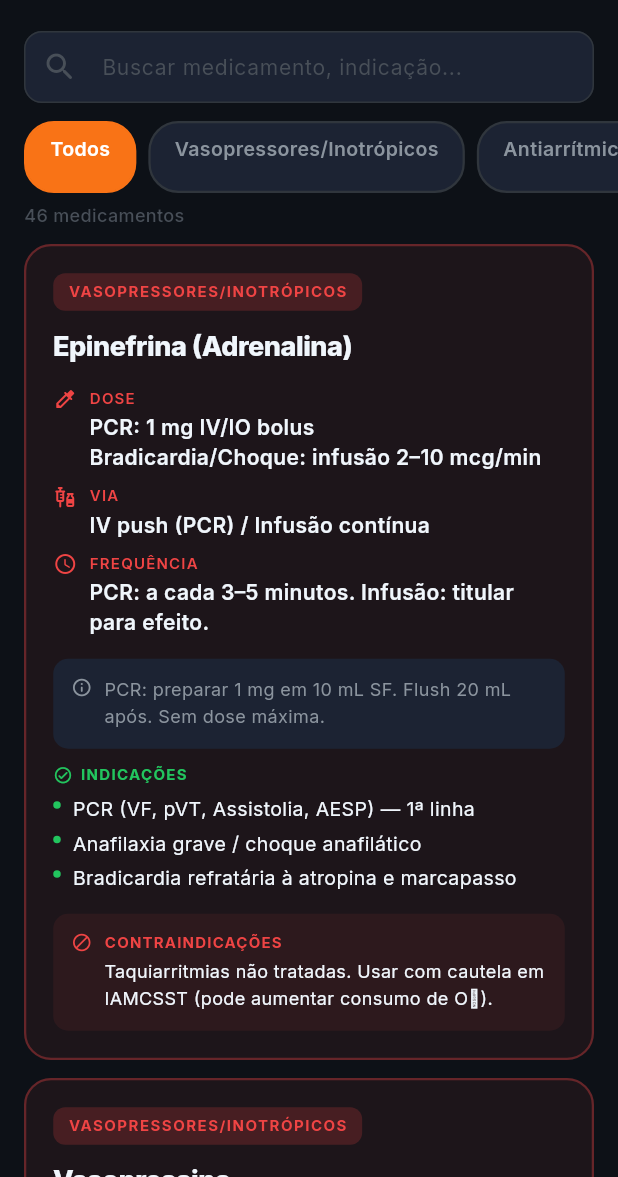
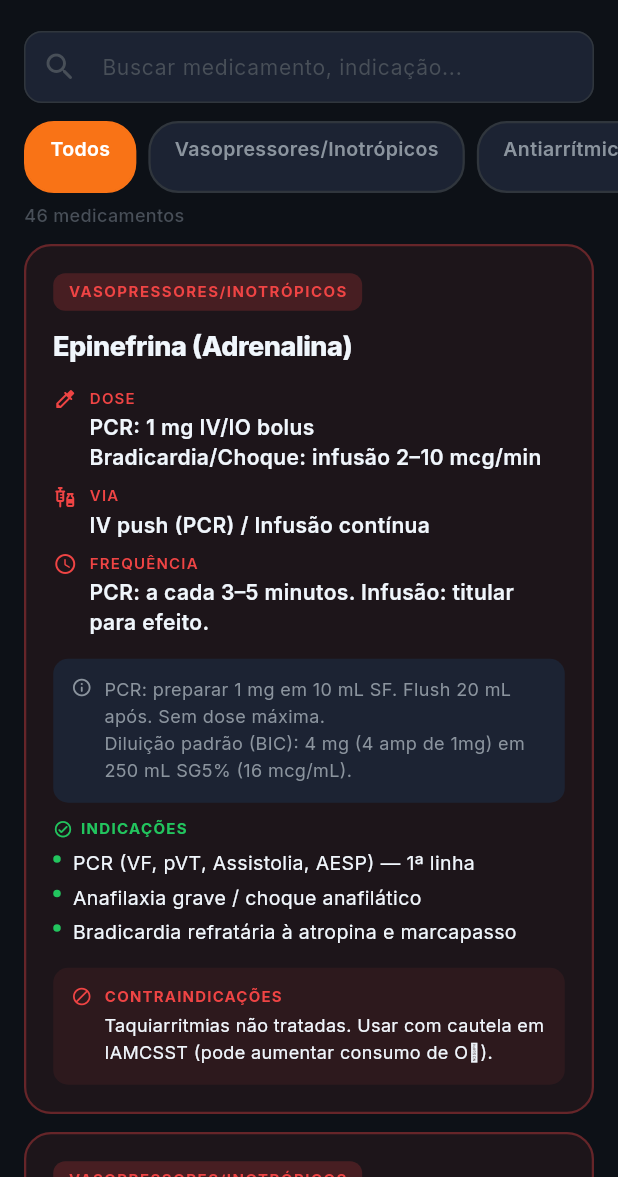
Before and after one commit to DANR0L/acls_guide, a Flutter app: the DrugsScreen screen opened by its route, on a phone screen of 412 x 824 dp, the part 59-1236 px from its top. Run offline on Flutter 3.47's test engine with Material 3 defaults, Android fonts, the phone set to English and light mode, and no system bars; drawn by our look-alikes of flutter_animate; our stand-ins replace audioplayers, flutter_riverpod, go_router, google_fonts, pdf, printing and 1 more.

Commit message:
feat: adicionar diluicoes padrao BIC para drogas infusao continua

```diff
--- a/Desktop/acls_guide_backup/acls_guide/lib/ui/screens/drugs_screen.dart
+++ b/Desktop/acls_guide_backup/acls_guide/lib/ui/screens/drugs_screen.dart
@@ -30,7 +30,7 @@ const _allDrugs = [
     dose: 'PCR: 1 mg IV/IO bolus\nBradicardia/Choque: infusão 2–10 mcg/min',
     route: 'IV push (PCR) / Infusão contínua',
     frequency: 'PCR: a cada 3–5 minutos. Infusão: titular para efeito.',
-    notes: 'PCR: preparar 1 mg em 10 mL SF. Flush 20 mL após. Sem dose máxima.',
+    notes: 'PCR: preparar 1 mg em 10 mL SF. Flush 20 mL após. Sem dose máxima.\nDiluição padrão (BIC): 4 mg (4 amp de 1mg) em 250 mL SG5% (16 mcg/mL).',
     color: '#EF4444',
     indications: [
       'PCR (VF, pVT, Assistolia, AESP) — 1ª linha',
@@ -61,7 +61,7 @@ const _allDrugs = [
     category: 'Vasopressores/Inotrópicos',
     dose: '0,1–1 mcg/kg/min (titular)',
     route: 'Infusão IV contínua — acesso central preferencial',
-    notes: 'Vasopressor de 1ª escolha no choque séptico. Titular para PAM ≥ 65 mmHg.',
+    notes: 'Vasopressor de 1ª escolha no choque séptico. Titular para PAM ≥ 65 mmHg.\nDiluição padrão (BIC): 16 mg (4 amp de 4mg) em 250 mL SG5% (64 mcg/mL).',
     color: '#EF4444',
     indications: [
       'Choque séptico',
@@ -77,7 +77,7 @@ const _allDrugs = [
     dose: '5–20 mcg/kg/min',
     route: 'Infusão IV contínua',
     notes:
-        '5–10 mcg/kg/min: inotrópico/cronotrópico (β1). >10 mcg/kg/min: vasoconstricção (α1).',
+        '5–10 mcg/kg/min: inotrópico/cronotrópico (β1). >10 mcg/kg/min: vasoconstricção (α1).\nDiluição padrão (BIC): 250 mg (5 amp de 50mg/10mL) em 200 mL SG5% (1 mg/mL).',
     color: '#EF4444',
     indications: [
       'Bradicardia sintomática refratária à Atropina (2ª linha — preferir MP)',
@@ -92,7 +92,7 @@ const _allDrugs = [
     dose: '2–20 mcg/kg/min',
     route: 'Infusão IV contínua',
     notes:
-        'Inotrópico positivo sem efeito vasopressor. Pode reduzir PA — associar vasopressor se necessário.',
+        'Inotrópico positivo sem efeito vasopressor. Pode reduzir PA — associar vasopressor se necessário.\nDiluição padrão (BIC): 250 mg (1 amp de 250mg/20mL) em 230 mL SG5% (1 mg/mL).',
     color: '#EF4444',
     indications: [
       'Choque cardiogênico com PA preservada (PAM >65)',
@@ -149,7 +149,7 @@ const _allDrugs = [
     frequency: 'Repetir a cada 5–10 min. Manutenção: 1–4 mg/min',
     maxDose: 'Máx 3 mg/kg total',
     notes:
-        'Alternativa à Amiodarona em FV/TV. Menor evidência de melhora de sobrevida a longo prazo.',
+        'Alternativa à Amiodarona em FV/TV. Menor evidência de melhora de sobrevida a longo prazo.\nDiluição padrão (BIC): 1 g (50 mL a 2%) em 200 mL SG5% (4 mg/mL).',
     color: '#A855F7',
     indications: [
       'VF / pVT refratária — alternativa à Amiodarona',
```
